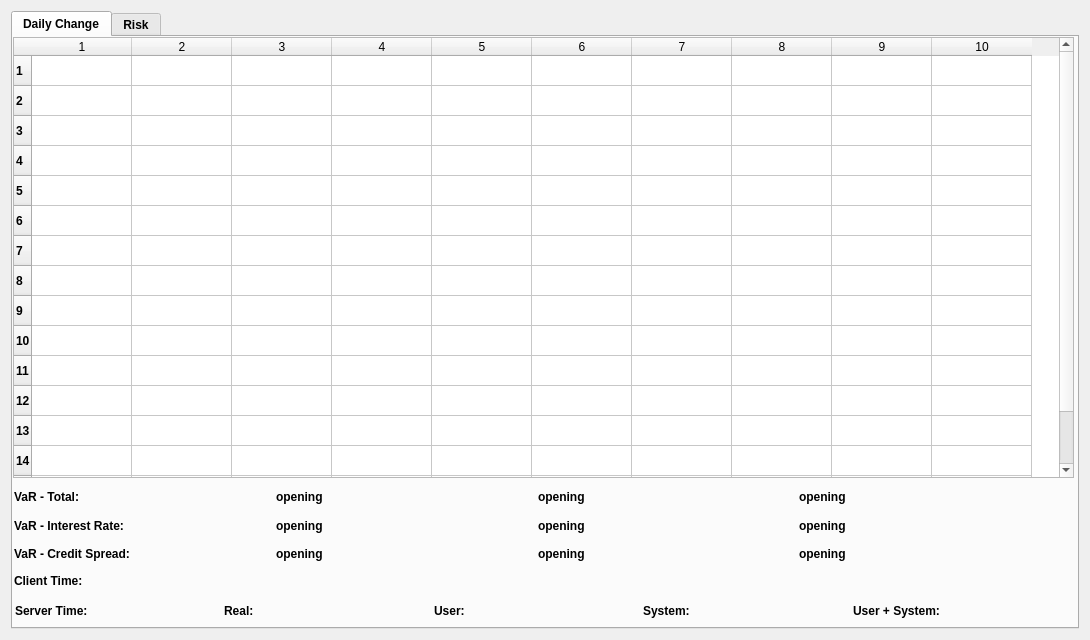
Qt form client/client.ui (teamgonuts/Bond-calculator) before a commit.
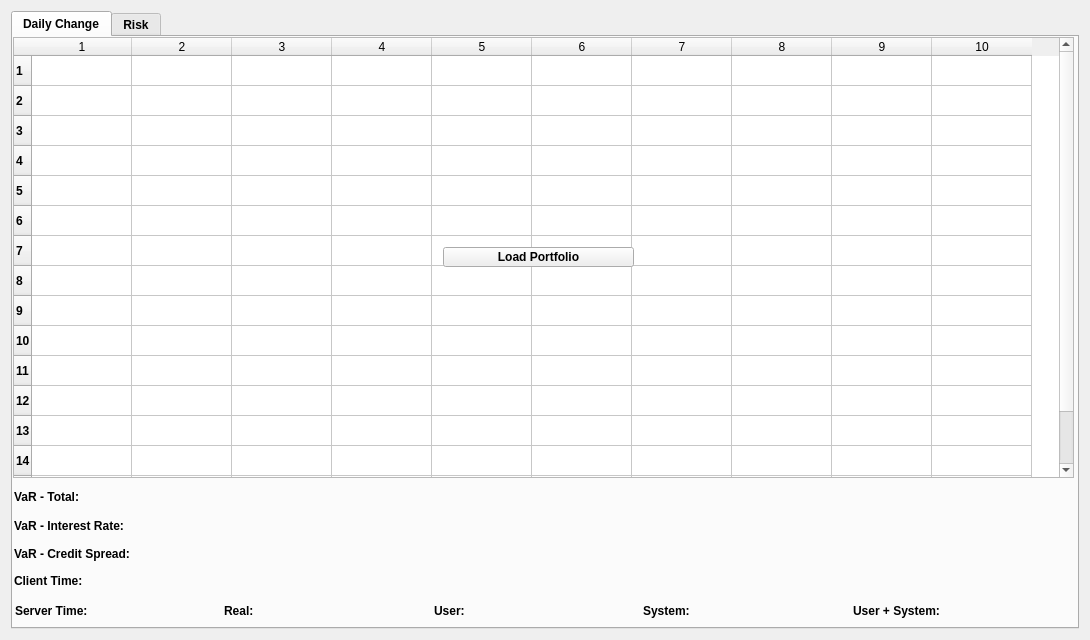
The same form after that commit. The open tabs and pages were chosen to show the change.

Commit message: added load portfolio button

```diff
--- a/client/client.ui
+++ b/client/client.ui
@@ -92,6 +92,19 @@
        <column/>
        <column/>
       </widget>
+      <widget class="QPushButton" name="go">
+       <property name="geometry">
+        <rect>
+         <x>430</x>
+         <y>210</y>
+         <width>191</width>
+         <height>20</height>
+        </rect>
+       </property>
+       <property name="text">
+        <string>Load Portfolio</string>
+       </property>
+      </widget>
       <widget class="QLabel" name="clientTime">
        <property name="geometry">
         <rect>
@@ -208,7 +221,7 @@
         <item>
          <widget class="QLabel" name="vt1">
           <property name="text">
-           <string>opening</string>
+           <string/>
           </property>
           <property name="textFormat">
            <enum>Qt::PlainText</enum>
@@ -218,7 +231,7 @@
         <item>
          <widget class="QLabel" name="vt2">
           <property name="text">
-           <string>opening</string>
+           <string/>
           </property>
           <property name="textFormat">
            <enum>Qt::PlainText</enum>
@@ -228,7 +241,7 @@
         <item>
          <widget class="QLabel" name="vt3">
           <property name="text">
-           <string>opening</string>
+           <string/>
           </property>
           <property name="textFormat">
            <enum>Qt::PlainText</enum>
@@ -263,7 +276,7 @@
         <item>
          <widget class="QLabel" name="vc1">
           <property name="text">
-           <string>opening</string>
+           <string/>
           </property>
           <property name="textFormat">
            <enum>Qt::PlainText</enum>
@@ -273,7 +286,7 @@
         <item>
          <widget class="QLabel" name="vc2">
           <property name="text">
-           <string>opening</string>
+           <string/>
           </property>
           <property name="textFormat">
            <enum>Qt::PlainText</enum>
@@ -283,7 +296,7 @@
         <item>
          <widget class="QLabel" name="vc3">
           <property name="text">
-           <string>opening</string>
+           <string/>
           </property>
           <property name="textFormat">
            <enum>Qt::PlainText</enum>
@@ -318,7 +331,7 @@
         <item>
          <widget class="QLabel" name="vi1">
           <property name="text">
-           <string>opening</string>
+           <string/>
           </property>
           <property name="textFormat">
            <enum>Qt::PlainText</enum>
@@ -328,7 +341,7 @@
         <item>
          <widget class="QLabel" name="vi2">
           <property name="text">
-           <string>opening</string>
+           <string/>
           </property>
           <property name="textFormat">
            <enum>Qt::PlainText</enum>
@@ -338,7 +351,7 @@
         <item>
          <widget class="QLabel" name="vi3">
           <property name="text">
-           <string>opening</string>
+           <string/>
           </property>
           <property name="textFormat">
            <enum>Qt::PlainText</enum>
```
Left out of the diff: 2 changed lines with no effect on the pictures. The commit also changes 3 other files.
